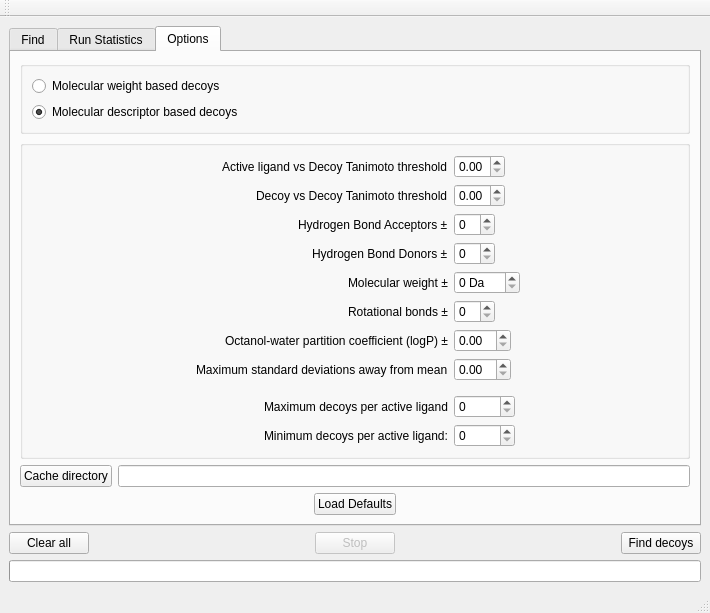
Old version of the form MainWindow.ui in the repository URV-cheminformatics/DecoyFinder.
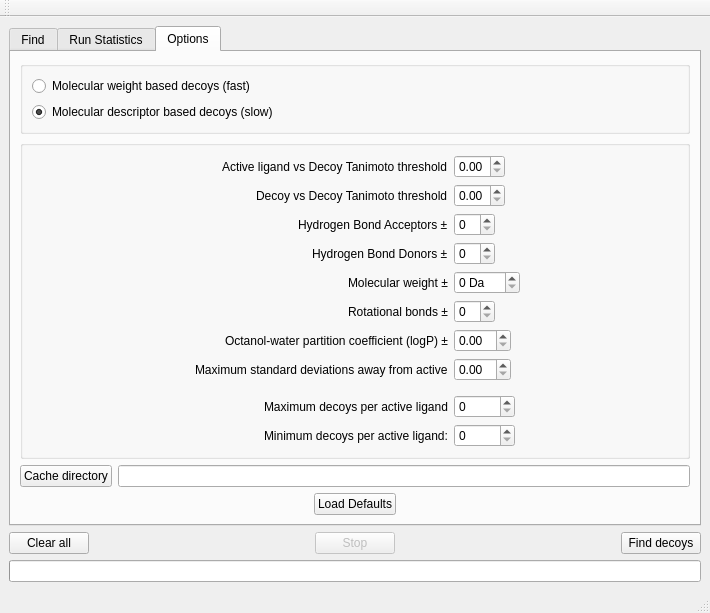
New version of the form. The open tabs and pages were chosen to show the change. Icons and pictures are not drawn.

Commit message: Update UI for fast decoy search

What changed in the file:
```diff
--- a/MainWindow.ui
+++ b/MainWindow.ui
@@ -678,14 +678,14 @@
              <item>
               <widget class="QRadioButton" name="MwBasedRB">
                <property name="text">
-                <string>Molecular weight based decoys</string>
+                <string>Molecular weight based decoys (fast)</string>
                </property>
               </widget>
              </item>
              <item>
               <widget class="QRadioButton" name="descriptorBasedRB">
                <property name="text">
-                <string>Molecular descriptor based decoys</string>
+                <string>Molecular descriptor based decoys (slow)</string>
                </property>
                <property name="checked">
                 <bool>true</bool>
@@ -933,7 +933,7 @@
              <item row="7" column="0">
               <widget class="QLabel" name="label_4">
                <property name="text">
-                <string>Maximum standard deviations away from mean</string>
+                <string>Maximum standard deviations away from active</string>
                </property>
               </widget>
              </item>
```
Left out of the diff: 70 changed lines with no effect on the pictures. The commit also changes 2 other files.
